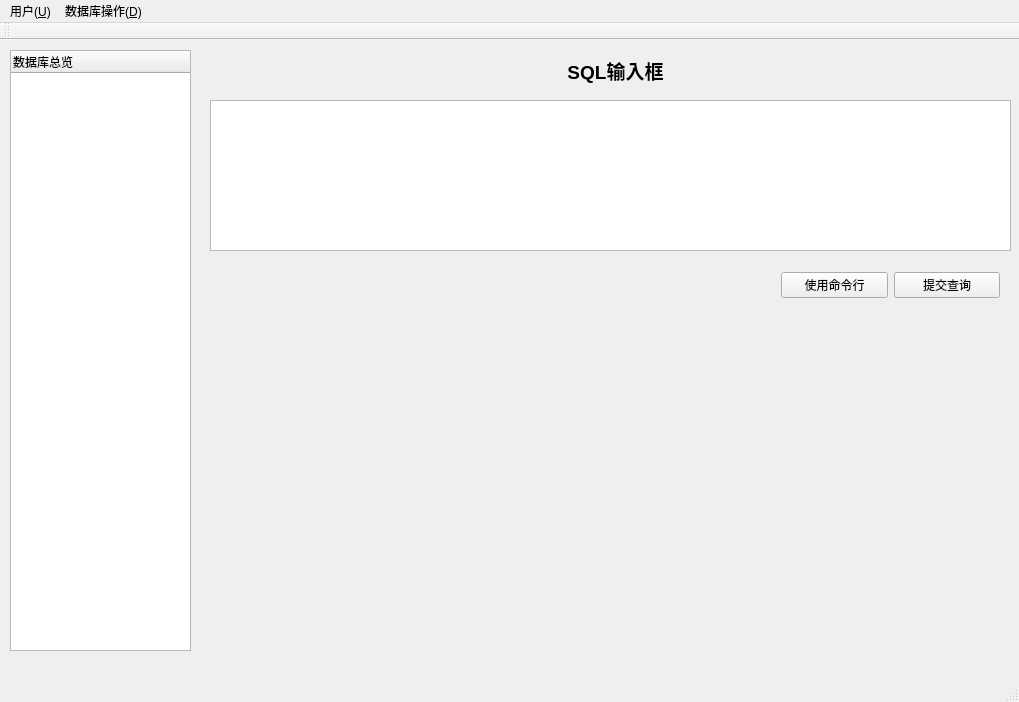
Qt form DBMS/mainwindow.ui (Rainysponge/DBMS) before a commit.
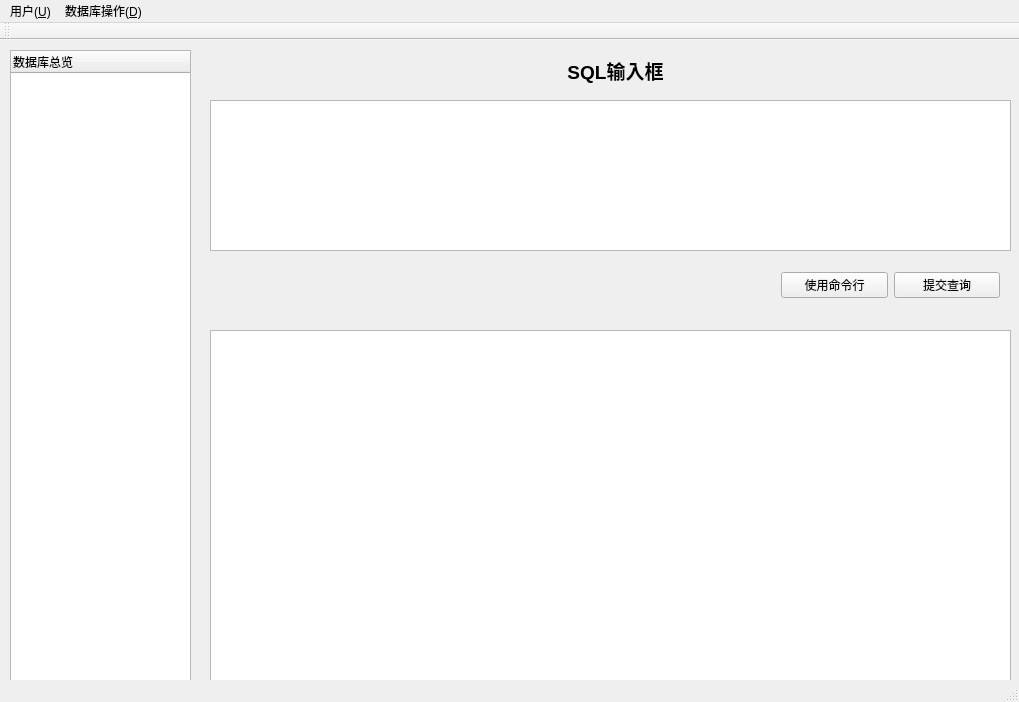
The same form after that commit.

Diff of the .ui file:
```diff
--- a/DBMS/mainwindow.ui
+++ b/DBMS/mainwindow.ui
@@ -30,7 +30,7 @@
       <x>10</x>
       <y>10</y>
       <width>181</width>
-      <height>601</height>
+      <height>631</height>
      </rect>
     </property>
     <column>
@@ -78,6 +78,16 @@
      </item>
     </layout>
    </widget>
+   <widget class="QTableWidget" name="tableWidget">
+    <property name="geometry">
+     <rect>
+      <x>210</x>
+      <y>290</y>
+      <width>801</width>
+      <height>351</height>
+     </rect>
+    </property>
+   </widget>
   </widget>
   <widget class="QMenuBar" name="menuBar">
    <property name="geometry">
```
